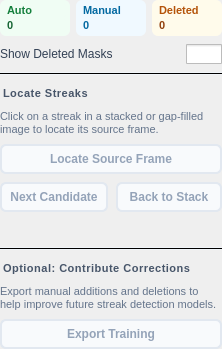
gkyle/startrails, file src/startrails/ui/step_review_detections.ui: the form before one commit.
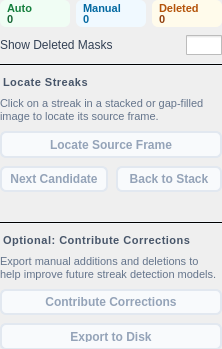
The form after the commit. Icons and pictures are not drawn. Custom widgets are drawn as their Qt base class.

Commit message: add contribute for streaks

What changed in the file:
```diff
--- a/src/startrails/ui/step_review_detections.ui
+++ b/src/startrails/ui/step_review_detections.ui
@@ -443,6 +443,43 @@
      </property>
     </widget>
    </item>
+   <item>
+    <widget class="QPushButton" name="contribute">
+     <property name="enabled">
+      <bool>false</bool>
+     </property>
+     <property name="cursor">
+      <cursorShape>PointingHandCursor</cursorShape>
+     </property>
+     <property name="toolTip">
+      <string>Requires manually added or deleted streak masks.</string>
+     </property>
+     <property name="styleSheet">
+      <string notr="true">QPushButton#contribute {
+    background-color: #0369a1;
+    color: #ffffff;
+    border: 2px solid #0369a1;
+    border-radius: 6px;
+    padding: 6px 12px;
+    font-weight: 500;
+    font-size: 12px;
+}
+QPushButton#contribute:hover {
+    background-color: #075985;
+    border-color: #075985;
+}
+QPushButton#contribute:disabled {
+    background-color: #f8fafc;
+    color: #94a3b8;
+    border-color: #e2e8f0;
+}
+QPushButton#contribute:focus:enabled { border-color: #0f172a; }</string>
+     </property>
+     <property name="text">
+      <string>Contribute Corrections</string>
+     </property>
+    </widget>
+   </item>
    <item>
     <widget class="QPushButton" name="training">
      <property name="enabled">
@@ -476,7 +513,7 @@
 QPushButton#training:focus:enabled { border-color: #0f172a; }</string>
      </property>
      <property name="text">
-      <string>Export Training</string>
+      <string>Export to Disk</string>
      </property>
     </widget>
    </item>
```
The commit also changes 13 other files.
